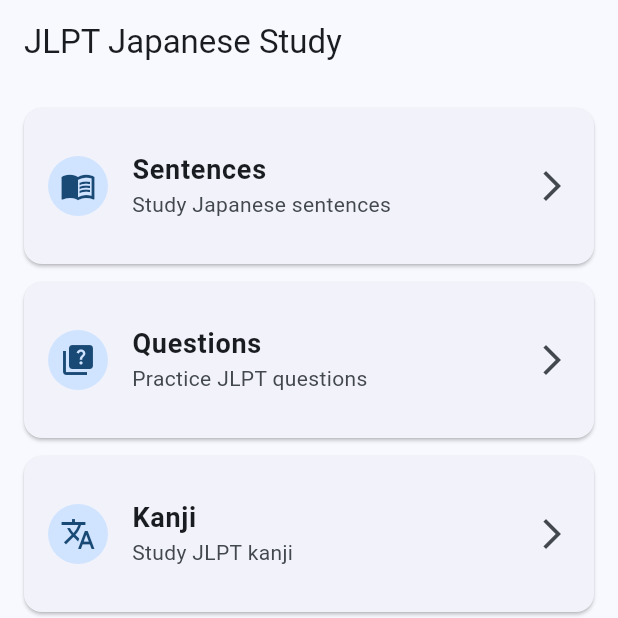
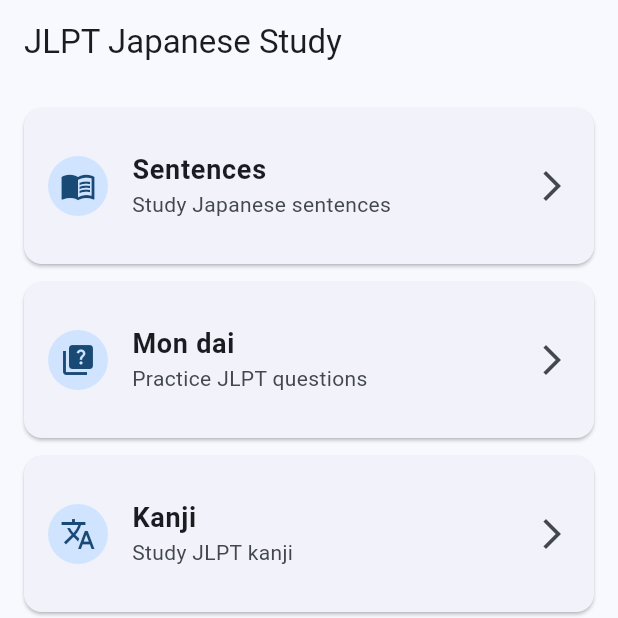
Before and after one commit to kaungkinhtet11/jlpt_hybrid_app, a Flutter app: the screen it shows after launch, on a phone screen of 412 x 824 dp, the top half of it. Run offline on Flutter 3.47's test engine with Material 3 defaults, Android fonts, the phone set to English and light mode, and no system bars; our stand-ins replace sqflite, supabase_flutter; missing offline and left inert: flutter_ruby_text; accounts and stored records are empty.

Commit message:
updated Question to mon dai

```diff
--- a/lib/main.dart
+++ b/lib/main.dart
@@ -95,7 +95,7 @@
             },
           ),
           _MenuCard(
-            title: 'Questions',
+            title: 'Mon dai',
             subtitle: 'Practice JLPT questions',
             icon: Icons.quiz,
             onTap: () {
```
